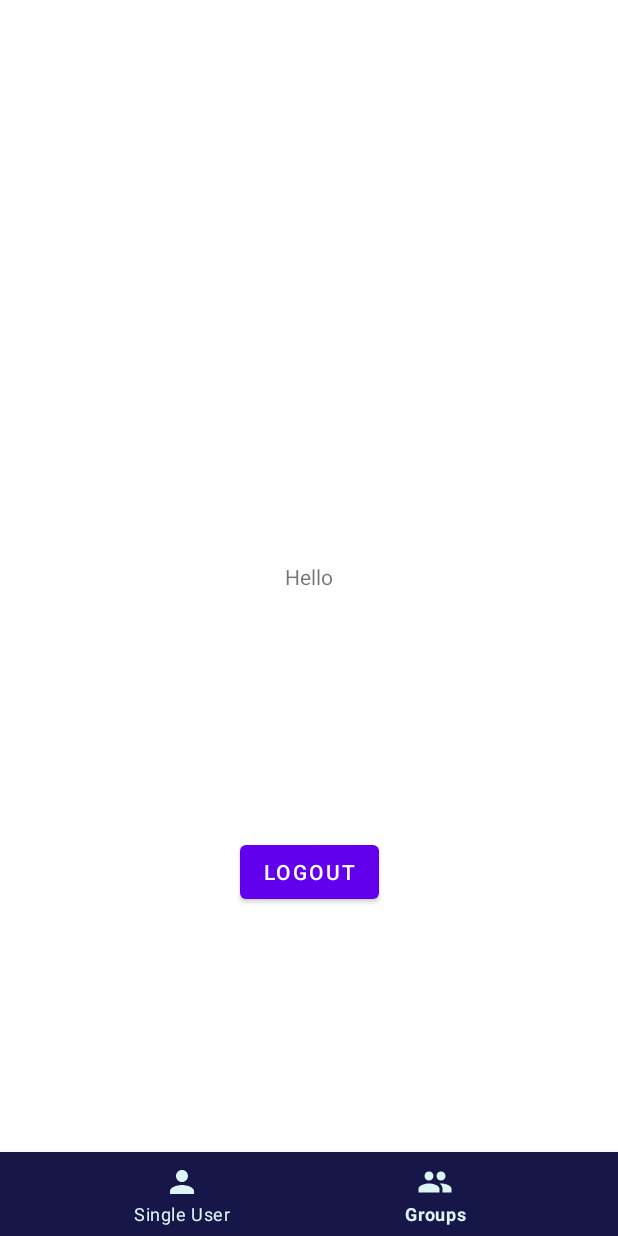
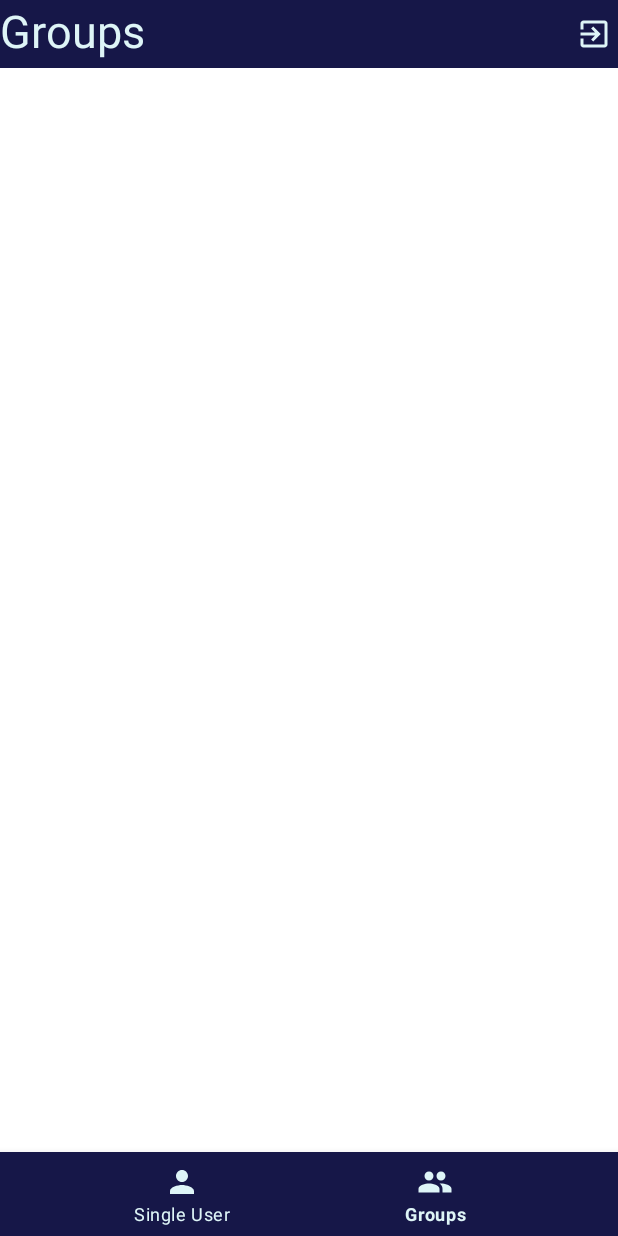
Before and after one commit to ambikabongirwar/Hora, an Android app: the MultiUserFragment screen opened through its navigation route, item 2 of the bottom bar chosen, on a phone screen of 412 x 824 dp. Run offline under Robolectric (Android 15) with nearby library versions, the phone set to English and light mode, and no system bars; our stand-ins replace Firebase (no records; nobody signed in at launch, a user with empty details on screens opened directly), navigation-ui; 2 statements that could not run were skipped.

Commit message:
styled MultiUserFragment and added recycler view.

```diff
--- a/app/build.gradle
+++ b/app/build.gradle
@@ -39,6 +39,7 @@ dependencies {
     implementation 'androidx.constraintlayout:constraintlayout:2.1.3'
     implementation 'androidx.legacy:legacy-support-v4:1.0.0'
     implementation 'com.google.firebase:firebase-auth:19.2.0'
+    implementation 'com.google.firebase:firebase-firestore-ktx:24.1.0'
     testImplementation 'junit:junit:4.13.2'
     androidTestImplementation 'androidx.test.ext:junit:1.1.3'
     androidTestImplementation 'androidx.test.espresso:espresso-core:3.4.0'
--- a/app/src/main/java/com/example/miniproject1/multiUser/MultiUserFragment.kt
+++ b/app/src/main/java/com/example/miniproject1/multiUser/MultiUserFragment.kt
@@ -6,6 +6,7 @@ import android.view.LayoutInflater
 import android.view.View
 import android.view.ViewGroup
 import android.widget.Button
+import android.widget.ImageButton
 import android.widget.TextView
 import androidx.fragment.app.Fragment
 import androidx.navigation.NavController
@@ -36,7 +37,7 @@ class MultiUserFragment : Fragment(), View.OnClickListener {
         mAuth = FirebaseAuth.getInstance();
         val currentUser = mAuth.currentUser
         val textView: TextView = view.findViewById(R.id.email_address)
-        view.findViewById<Button>(R.id.btnLogOut).setOnClickListener(this)
+        view.findViewById<ImageButton>(R.id.ibLogOut).setOnClickListener(this)
         if (currentUser == null) {
             textView.text = "MultiUser Fragment no user logged in"
         }
@@ -51,7 +52,7 @@ class MultiUserFragment : Fragment(), View.OnClickListener {
 
     override fun onClick(view: View?) {
         when(view?.id) {
-            R.id.btnLogOut -> logoutAndRedirect()
+            R.id.ibLogOut -> logoutAndRedirect()
         }
     }
 
--- a/app/src/main/java/com/example/miniproject1/multiUser/RegisterFragment.kt
+++ b/app/src/main/java/com/example/miniproject1/multiUser/RegisterFragment.kt
@@ -13,6 +13,9 @@ import androidx.navigation.NavController
 import androidx.navigation.Navigation
 import com.example.miniproject1.R
 import com.google.firebase.auth.FirebaseAuth
+import com.google.firebase.firestore.FirebaseFirestore
+import com.google.firebase.firestore.ktx.firestore
+import com.google.firebase.ktx.Firebase
 
 class RegisterFragment : Fragment(), View.OnClickListener {
 
@@ -21,6 +24,9 @@ class RegisterFragment : Fragment(), View.OnClickListener {
     lateinit var email_id_edt: EditText
     lateinit var password_edt: EditText
     lateinit var confirm_password_edt: EditText
+    lateinit var db: FirebaseFirestore
+    lateinit var firstName_edt: EditText
+    lateinit var lastName_edt: EditText
     val TAG = "RegisterFragment"
 
     override fun onCreateView(
@@ -30,6 +36,7 @@ class RegisterFragment : Fragment(), View.OnClickListener {
         // Inflate the layout for this fragment
         val view = inflater.inflate(R.layout.fragment_register, container, false)
         mAuth = FirebaseAuth.getInstance()
+        db = Firebase.firestore
         Log.d(TAG, "onCreateView")
         return view
     }
@@ -37,6 +44,8 @@ class RegisterFragment : Fragment(), View.OnClickListener {
     override fun onViewCreated(view: View, savedInstanceState: Bundle?) {
         super.onViewCreated(view, savedInstanceState)
         Log.d(TAG, "On View Created")
+        firstName_edt = view.findViewById(R.id.editTextRegisterFirstName)
+        lastName_edt = view.findViewById(R.id.editTextRegisterLastName)
         email_id_edt = view.findViewById(R.id.editTextRegisterEmailAddress)
         password_edt = view.findViewById(R.id.editTextRegisterPassword)
         confirm_password_edt = view.findViewById(R.id.editTextRegisterConfirmPassword)
@@ -67,6 +76,8 @@ class RegisterFragment : Fragment(), View.OnClickListener {
 
     fun register(){
         //Log.d(TAG, "inside register function")
+        val firstName = firstName_edt.text.toString()
+        val lastName = lastName_edt.text.toString()
         val email = email_id_edt.text.toString()
         //Log.d(TAG, "got email")
         val password = password_edt.text.toString()
@@ -84,6 +95,19 @@ class RegisterFragment : Fragment(), View.OnClickListener {
                             Toast.LENGTH_SHORT).show()
                     }
                 }
+
+            val userMap = HashMap<String, String>()
+            userMap["First Name"] = firstName
+            userMap["Last Name"] = lastName
+            userMap["Email Address"] = email
+            db.collection("users")
+                .add(userMap)
+                .addOnSuccessListener { documentReference ->
+                    Log.d(TAG, "\"DocumentSnapshot added with ID: ${documentReference.id}")
+                }
+                .addOnFailureListener{ e ->
+                    Log.w(TAG, "Error adding document", e)
+                }
         }
         else {
             Toast.makeText(context, "Password and Confirm Password do not match",
--- /dev/null
+++ b/app/src/main/res/drawable/ic_outline_exit_to_app_24.xml
@@ -0,0 +1,11 @@
+<vector xmlns:android="http://schemas.android.com/apk/res/android"
+    android:width="24dp"
+    android:height="24dp"
+    android:viewportWidth="24"
+    android:viewportHeight="24"
+    android:tint="?attr/colorControlNormal"
+    android:autoMirrored="true">
+  <path
+      android:fillColor="@android:color/white"
+      android:pathData="M10.09,15.59L11.5,17l5,-5 -5,-5 -1.41,1.41L12.67,11H3v2h9.67l-2.58,2.59zM19,3H5c-1.11,0 -2,0.9 -2,2v4h2V5h14v14H5v-4H3v4c0,1.1 0.89,2 2,2h14c1.1,0 2,-0.9 2,-2V5c0,-1.1 -0.9,-2 -2,-2z"/>
+</vector>
--- a/app/src/main/res/layout/fragment_multi_user.xml
+++ b/app/src/main/res/layout/fragment_multi_user.xml
@@ -7,22 +7,37 @@
     android:layout_height="match_parent"
     tools:context=".multiUser.MultiUserFragment">
 
+    <ImageButton
+        android:id="@+id/ibLogOut"
+        android:layout_width="wrap_content"
+        android:layout_height="45dp"
+        android:background="@color/purple_baseline"
+        android:contentDescription="@string/logout"
+        android:minWidth="32dp"
+        android:src="@drawable/ic_outline_exit_to_app_24"
+        app:layout_constraintEnd_toEndOf="parent"
+        app:layout_constraintTop_toTopOf="parent"
+        app:tint="@color/light_blue" />
+
     <TextView
-        android:id="@+id/email_address"
-        android:layout_width="wrap_content"
-        android:layout_height="wrap_content"
+        android:id="@+id/textView"
+        android:layout_width="380dp"
+        android:layout_height="45dp"
+        android:background="@color/purple_baseline"
+        android:text="@string/groups"
+        android:textColor="@color/light_blue"
+        android:textSize="30dp"
+        app:layout_constraintEnd_toStartOf="@+id/imageButton"
+        app:layout_constraintStart_toStartOf="parent"
+        app:layout_constraintTop_toTopOf="parent" />
+
+    <androidx.recyclerview.widget.RecyclerView
+        android:layout_width="409dp"
+        android:layout_height="684dp"
+        android:layout_marginTop="1dp"
         app:layout_constraintBottom_toBottomOf="parent"
         app:layout_constraintEnd_toEndOf="parent"
         app:layout_constraintStart_toStartOf="parent"
-        app:layout_constraintTop_toTopOf="parent" />
+        app:layout_constraintTop_toBottomOf="@+id/textView" />
 
-    <Button
-        android:id="@+id/btnLogOut"
-        android:layout_width="wrap_content"
-        android:layout_height="wrap_content"
-        android:text="Logout"
-        app:layout_constraintBottom_toBottomOf="parent"
-        app:layout_constraintEnd_toEndOf="parent"
-        app:layout_constraintStart_toStartOf="parent"
-        app:layout_constraintTop_toBottomOf="@+id/email_address" />
 </androidx.constraintlayout.widget.ConstraintLayout>
--- a/app/src/main/res/values/strings.xml
+++ b/app/src/main/res/values/strings.xml
@@ -3,6 +3,7 @@
     <!-- TODO: Remove or change this placeholder text -->
     <string name="single_user">Single User</string>
     <string name="multiuser">MultiUser</string>
+    <string name="groups">Groups</string>
     <!-- TODO: Remove or change this placeholder text -->
     <string name="hello_blank_fragment">Hello blank fragment</string>
     <string name="task_list">Task List</string>
@@ -18,4 +19,6 @@
     <string name="register">Register</string>
     <string name="login">Login</string>
     <string name="login_if_registered">Have an account? Login</string>
+    <string name="dp">Profile and Logout</string>
+    <string name="logout">Logout</string>
 </resources>
```
Also changed, not shown: app/src/main/res/drawable/ic_baseline_exit_to_app_24.xml (added, +10 -0 lines).
